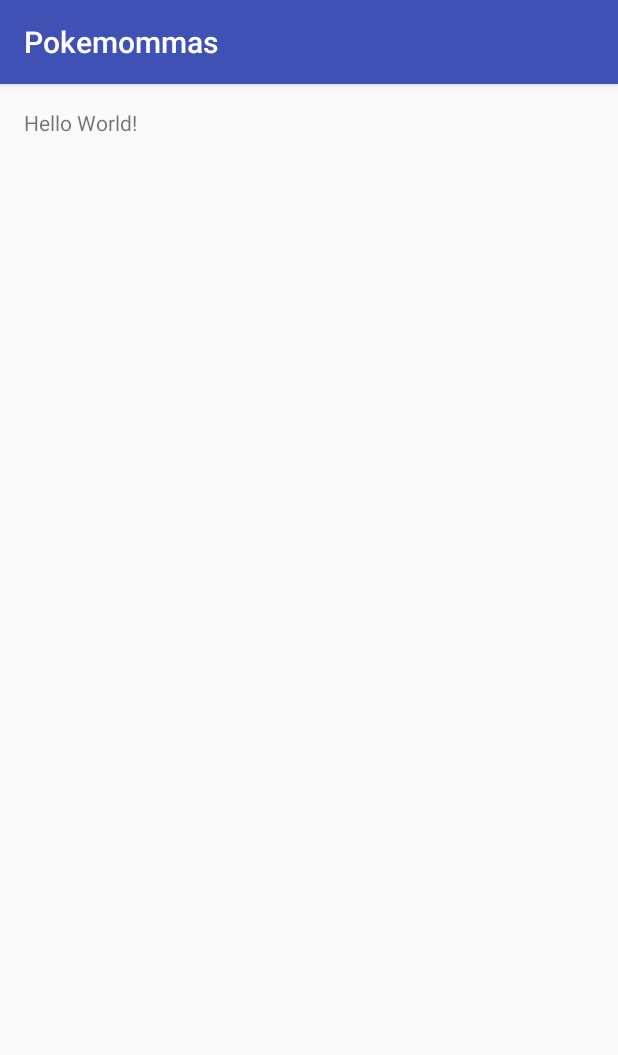
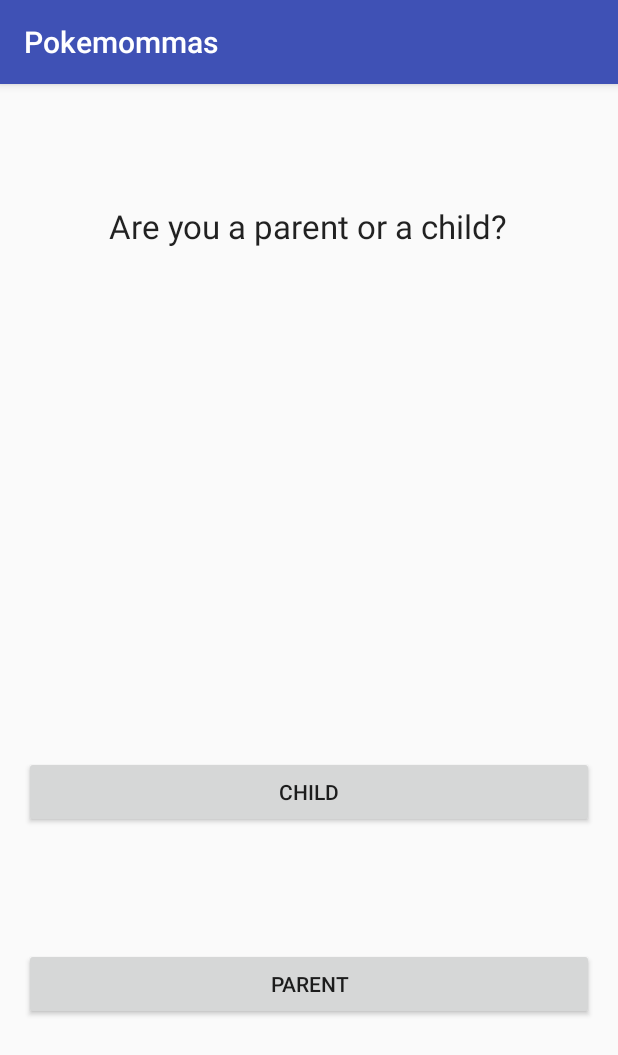
Before and after one commit to hostitwise/Pokemommas, an Android app: the screen it shows after launch (MainActivity), on a phone screen of 412 x 824 dp. Shown: the top 1055 px of the screen. Run offline under Robolectric (Android 15) with nearby library versions, the phone set to English and light mode, and no system bars.

Commit message:
Initial Setup with buttons

```diff
--- a/app/src/main/res/layout/activity_main.xml
+++ b/app/src/main/res/layout/activity_main.xml
@@ -7,10 +7,34 @@
     android:paddingLeft="@dimen/activity_horizontal_margin"
     android:paddingRight="@dimen/activity_horizontal_margin"
     android:paddingTop="@dimen/activity_vertical_margin"
+
     tools:context="com.hostitwise.pokemommas.MainActivity">
+    <Button
+        android:layout_width="match_parent"
+        android:layout_height="wrap_content"
+        android:text="Parent"
+        android:id="@+id/intro_parent_button"
+        android:layout_marginBottom="128dp"
+        android:layout_alignParentBottom="true"
+        android:layout_centerHorizontal="true" />
+
+    <Button
+        android:layout_width="match_parent"
+        android:layout_height="wrap_content"
+        android:text="Child"
+        android:id="@+id/intro_child_button"
+        android:layout_alignBottom="@id/intro_parent_button"
+        android:layout_centerHorizontal="true"
+        android:layout_marginBottom="128dp" />
+
 
     <TextView
         android:layout_width="wrap_content"
         android:layout_height="wrap_content"
-        android:text="Hello World!" />
+        android:textAppearance="?android:attr/textAppearanceLarge"
+        android:text="Are you a parent or a child?"
+        android:id="@+id/textView"
+        android:layout_alignParentTop="true"
+        android:layout_marginTop="64dp"
+        android:layout_centerHorizontal="true" />
 </RelativeLayout>
```
